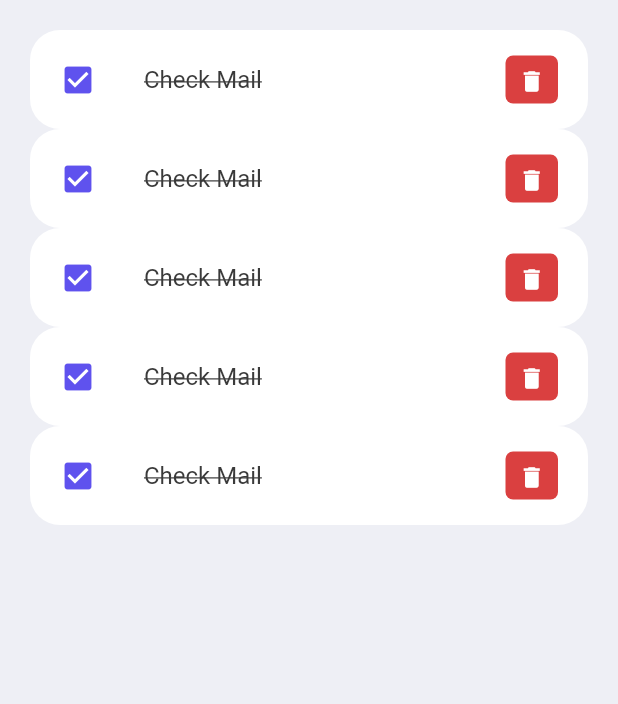
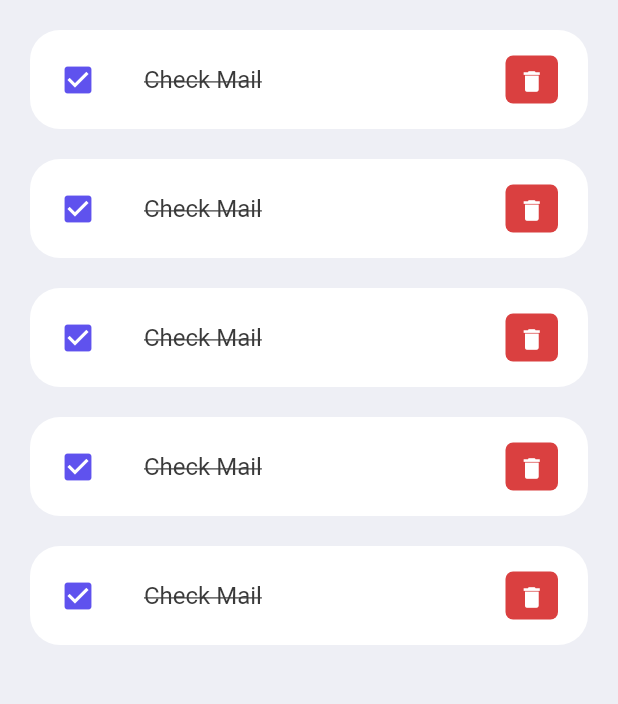
Before and after one commit to erdemgocen44/TodoList, a Flutter app: the screen it shows after launch, on a phone screen of 412 x 824 dp, the part 306-1010 px from its top. Run offline on Flutter 3.47's test engine with Material 2 defaults, Android fonts, the phone set to English and light mode, and no system bars.

Commit message:
hatalar giderildi

```diff
--- a/lib/widgets/todo_items.dart
+++ b/lib/widgets/todo_items.dart
@@ -14,6 +14,7 @@ class _TodoItemsState extends State<TodoItems> {
   @override
   Widget build(BuildContext context) {
     return Container(
+      margin: EdgeInsets.only(bottom: 20),
       child: ListTile(
         onTap: () {
           print('Clik Todo');
```
